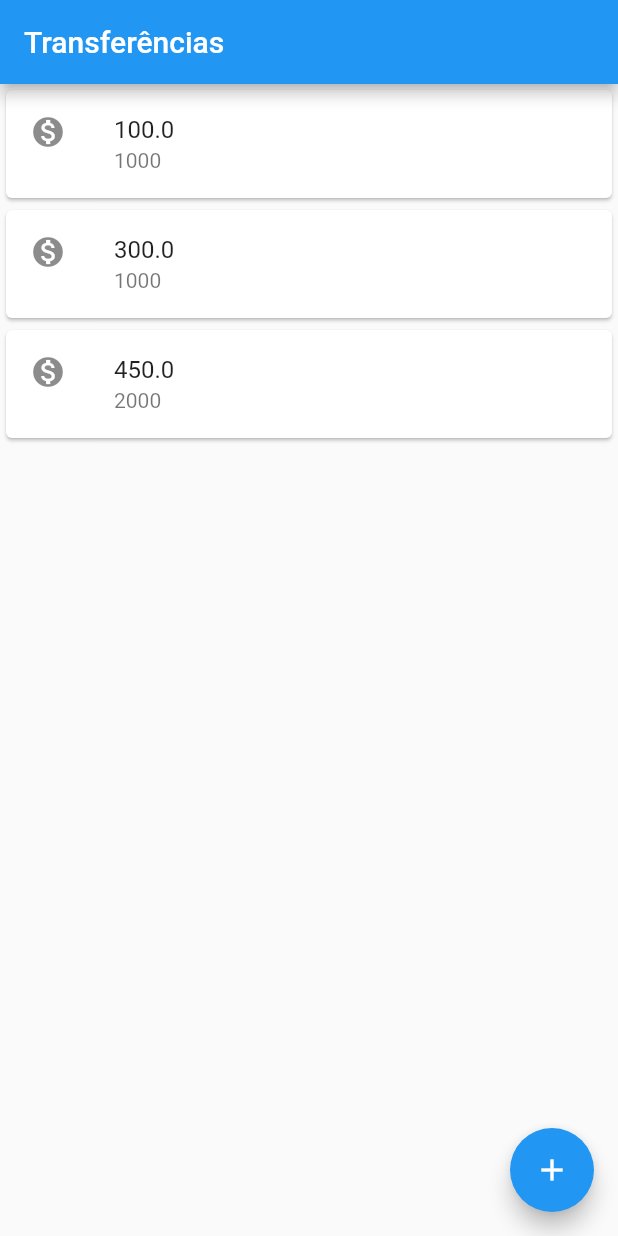
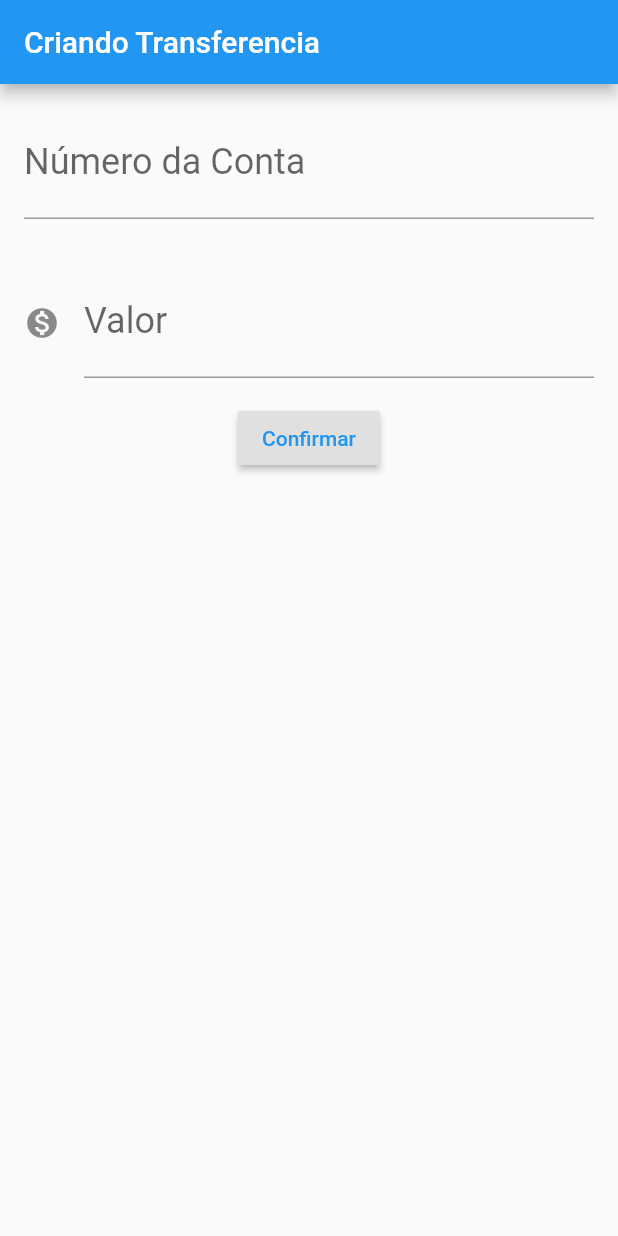
Before and after one commit to co360/LearningFlutter, a Flutter app: the screen it shows after launch, on a phone screen of 412 x 824 dp. Run offline on Flutter 3.47's test engine with Material 2 defaults, Android fonts, the phone set to English and light mode, and no system bars.

Commit message:
A few new updates

```diff
--- a/bytebank/lib/main.dart
+++ b/bytebank/lib/main.dart
@@ -1,32 +1,100 @@
 import 'package:flutter/material.dart';
 
 void main() {
-  runApp(MaterialApp(
+  runApp(BytebankApp());
+}
+
+class BytebankApp extends StatelessWidget {
+  @override
+  Widget build(BuildContext context) {
+    return MaterialApp(
       home: Scaffold(
-      body: ListaTransferencias(),
-      appBar: AppBar(title: Text("Transferências"),),
-      floatingActionButton: FloatingActionButton(
-        child: Icon(Icons.add),
+        body: FormularioTransferencia(),
+      ),
+    );
+  }
+}
+
+class FormularioTransferencia extends StatelessWidget {
+  final TextEditingController _controladorCampoNumeroConta =
+      TextEditingController();
+  final TextEditingController _controladorCampoValor = TextEditingController();
+
+  @override
+  Widget build(BuildContext context) {
+    return Scaffold(
+      appBar: AppBar(
+        title: Text("Criando Transferencia"),
+      ),
+      body: Column(children: <Widget>[
+        Padding(
+          padding: const EdgeInsets.all(16.0),
+          child: TextField(
+            controller: _controladorCampoNumeroConta,
+            style: TextStyle(
+              fontSize: 24,
+            ),
+            decoration:
+                InputDecoration(labelText: "Número da Conta", hintText: "0000"),
+            keyboardType: TextInputType.number,
           ),
         ),
-  ));
+        Padding(
+          padding: const EdgeInsets.all(16.0),
+          child: TextField(
+            controller: _controladorCampoValor,
+            style: TextStyle(
+              fontSize: 24,
+            ),
+            decoration: InputDecoration(
+              icon: Icon(Icons.monetization_on),
+              labelText: "Valor",
+              hintText: "0.00",
+            ),
+            keyboardType: TextInputType.number,
+          ),
+        ),
+        RaisedButton(
+          child: Text("Confirmar"),
+          onPressed: () {
+
+            final int numeroConta = int.tryParse(_controladorCampoNumeroConta.text);
+            final double valor = double.tryParse(_controladorCampoValor.text);
+
+            if(numeroConta != null && valor != null){
+              final transferenciaCriada = Transferencia(valor, numeroConta);
+              debugPrint("$transferenciaCriada");
+            }
+          },
+          textColor: Colors.blue,
+        ),
+      ]),
+    );
+  }
 }
 
 class ListaTransferencias extends StatelessWidget {
   @override
   Widget build(BuildContext context) {
-    return Column(
+    return Scaffold(
+      appBar: AppBar(
+        title: Text("Transferências"),
+      ),
+      body: Column(
         children: <Widget>[
           ItemTransferencia(Transferencia(100.0, 1000)),
           ItemTransferencia(Transferencia(300.0, 1000)),
           ItemTransferencia(Transferencia(450.0, 2000)),
         ],
+      ),
+      floatingActionButton: FloatingActionButton(
+        child: Icon(Icons.add),
+      ),
     );
   }
 }
 
-class ItemTransferencia extends StatelessWidget{
-
+class ItemTransferencia extends StatelessWidget {
   final Transferencia _transferencia;
 
   ItemTransferencia(this._transferencia);
@@ -49,4 +117,9 @@ class Transferencia {
   final int numeroConta;
 
   Transferencia(this.valor, this.numeroConta);
+
+  @override
+  String toString() {
+    return 'Transferencia{valor: $valor, numeroConta: $numeroConta}';
   }
+}
```
Lines whose indentation alone changed are shown as unchanged.
